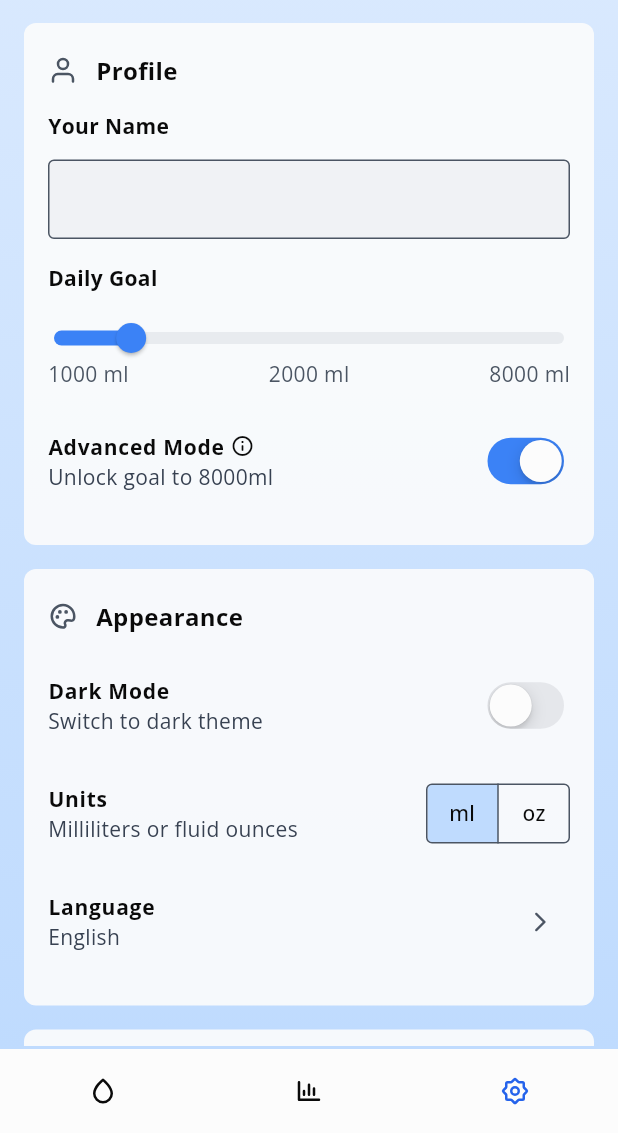
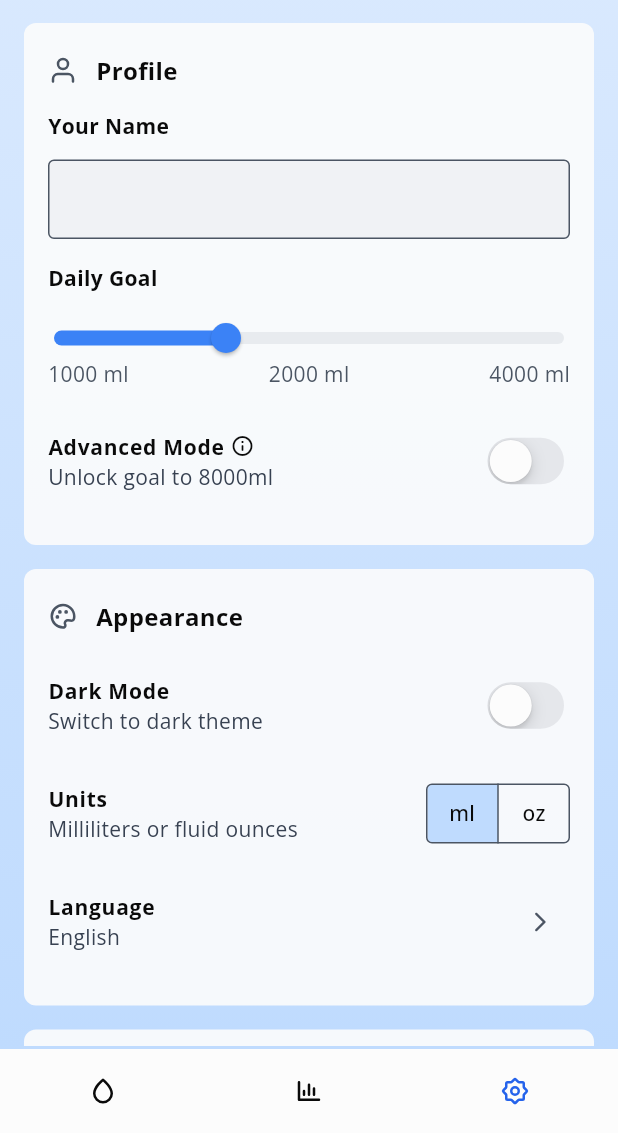
Before and after one commit to xaistrying/water-tracker-app, a Flutter app: the screen it shows after launch, item 3 of the bottom bar chosen, after a tap on "ml", on a phone screen of 412 x 824 dp, the part 103-1236 px from its top. Run offline on Flutter 3.47's test engine with Material 3 defaults, Android fonts, the phone set to English and light mode, and no system bars; our stand-ins replace bloc, flutter_bloc, flutter_svg, fpdart, freezed_annotation, get_it and 4 more; generated files the repository leaves out were written again.

```diff
--- a/lib/app/bloc/app_data/app_data_cubit.dart
+++ b/lib/app/bloc/app_data/app_data_cubit.dart
@@ -103,9 +103,13 @@ class AppDataCubit extends Cubit<AppDataState> {
         .getOrElse((_) => RetentionPeriod.oneDay);
     updateRetentionPeriod(retentionPeriod);
 
-    // Streak Number
+    // Streak Number and Status
     final streakNumber = _progressRepo.getStreakNumber().getOrElse((_) => 0);
     updateStreakNumber(streakNumber);
+
+    if (dailyIntake > dailyGoal) {
+      updateStreakStatus(true);
+    }
   }
 
   void updateSpecificQuickAddValue({
@@ -166,6 +170,22 @@ class AppDataCubit extends Cubit<AppDataState> {
   }
 
   void updateDailyGoal(double value) {
+    if (state.data.isAchieveStreakToday) {
+      if (state.data.dailyIntake > state.data.dailyGoal &&
+          value > state.data.dailyIntake) {
+        final streaks = state.data.numberOfStreak - 1;
+        updateStreakNumber(streaks);
+        updateStreakStatus(false);
+      }
+    } else {
+      if (state.data.dailyIntake < state.data.dailyGoal &&
+          value < state.data.dailyIntake) {
+        final streaks = state.data.numberOfStreak + 1;
+        updateStreakNumber(streaks);
+        updateStreakStatus(true);
+      }
+    }
+
     emit(UpdateInProgress(state.data));
     _progressRepo.cacheDailyGoal(value: value);
     emit(UpdateDailyGoal(state.data.copyWith(dailyGoal: value)));
@@ -173,17 +193,15 @@ class AppDataCubit extends Cubit<AppDataState> {
 
   void updateAdvancedModeStatus({bool? status}) {
     if (status == null) {
-      _profileRepo.cacheAdvancedModeStatus(
-        status: state.data.advancedModeStatus,
+      return;
+    } else {
+      _profileRepo.cacheAdvancedModeStatus(status: status);
+      emit(
+        UpdateAdvancedModeStatus(
+          state.data.copyWith(advancedModeStatus: status),
+        ),
       );
     }
-    emit(
-      UpdateAdvancedModeStatus(
-        state.data.copyWith(
-          advancedModeStatus: status ?? !state.data.advancedModeStatus,
-        ),
-      ),
-    );
   }
 
   void updateDailyIntake({required double value, bool isInitialize = false}) {
@@ -204,6 +222,16 @@ class AppDataCubit extends Cubit<AppDataState> {
       history.add(historyItem);
 
       _progressRepo.cacheDailyIntakeHistory(data: historyItem);
+
+      // Update Streak
+      if (state.data.dailyIntake < state.data.dailyGoal &&
+          currentIntake >= state.data.dailyGoal &&
+          !state.data.isAchieveStreakToday) {
+        final streaks = state.data.numberOfStreak + 1;
+        updateStreakNumber(streaks);
+        updateStreakStatus(true);
+      }
+
       emit(
         UpdateDailyIntake(
           state.data.copyWith(
@@ -212,14 +240,6 @@ class AppDataCubit extends Cubit<AppDataState> {
           ),
         ),
       );
-
-      // Update Streak
-      if (state.data.dailyIntake < state.data.dailyGoal &&
-          currentIntake >= state.data.dailyGoal) {
-        final streaks = state.data.numberOfStreak + 1;
-        updateStreakNumber(streaks);
-        updateStreakStatus();
-      }
     } else {
       emit(UpdateDailyIntake(state.data.copyWith(dailyIntake: currentIntake)));
     }
@@ -305,8 +325,8 @@ class AppDataCubit extends Cubit<AppDataState> {
     emit(UpdateStreakNumber(state.data.copyWith(numberOfStreak: value)));
   }
 
-  void updateStreakStatus() {
-    emit(UpdateStreakStatus(state.data.copyWith(isAchieveStreakToday: true)));
+  void updateStreakStatus(bool value) {
+    emit(UpdateStreakStatus(state.data.copyWith(isAchieveStreakToday: value)));
   }
 
   @override
--- a/lib/presentation/settings/components/settings_profile.dart
+++ b/lib/presentation/settings/components/settings_profile.dart
@@ -116,7 +116,13 @@ class _SettingsProfileState extends State<SettingsProfile> {
                           padding: const EdgeInsets.only(
                             top: AppDimens.padding16,
                           ),
-                          child: Text('Confirm to change'),
+                          child: Text(
+                            'Confirm to change',
+                            style: TextStyle(
+                              fontSize: AppDimens.fontSizeDefault,
+                              color: AppColor.getWhiteBlack(context),
+                            ),
+                          ),
                         ),
                       ),
                       buttonName: 'Confỉrm',
@@ -202,7 +208,9 @@ class _SettingsProfileState extends State<SettingsProfile> {
                       DataDefault.maxDailyGoal,
                     );
                   }
-                  context.read<AppDataCubit>().updateAdvancedModeStatus();
+                  context.read<AppDataCubit>().updateAdvancedModeStatus(
+                    status: value,
+                  );
                 },
               );
             },
--- a/lib/presentation/splash/splash_screen.dart
+++ b/lib/presentation/splash/splash_screen.dart
@@ -32,7 +32,13 @@ class _SplashScreenState extends State<SplashScreen> {
   Widget build(BuildContext context) {
     return DecoratedBox(
       decoration: BoxDecoration(gradient: AppColor.getBackgroundColor(context)),
-      child: Scaffold(body: Center(child: const CircularProgressIndicator())),
+      child: Scaffold(
+        body: Center(
+          child: CircularProgressIndicator(
+            color: AppColor.getBlueCyanColor(context),
+          ),
+        ),
+      ),
     );
   }
 }
```
